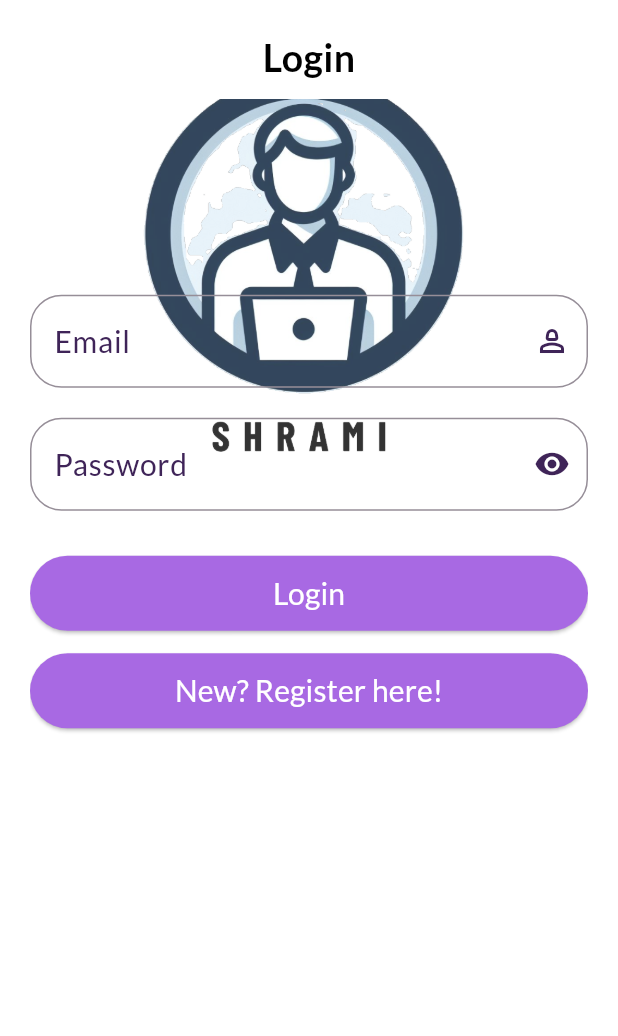
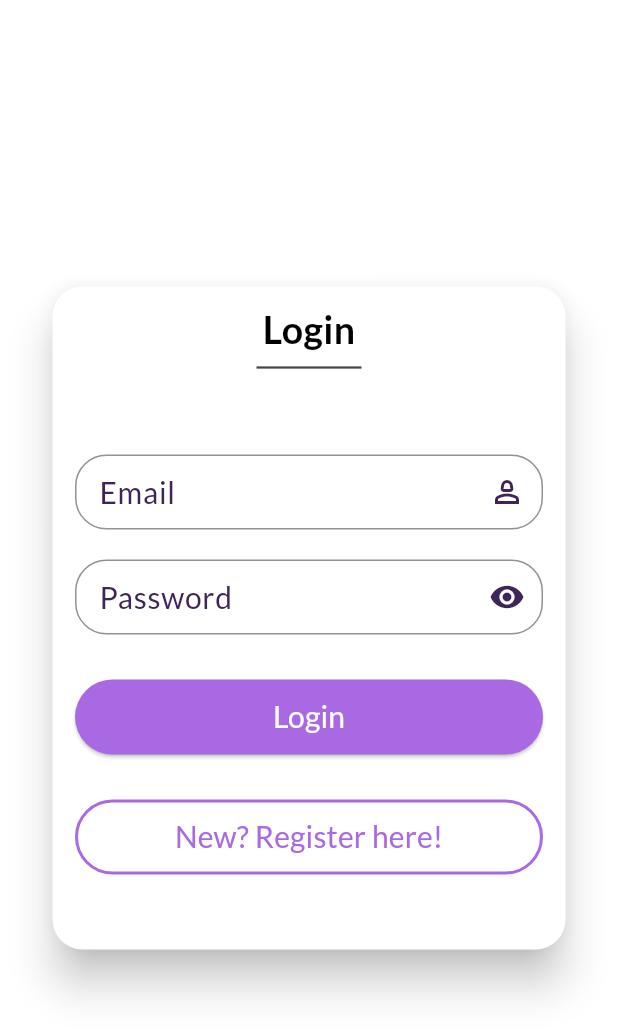
Before and after one commit to ayruvedaAvi/Project-II, a Flutter app: the screen it shows after launch, on a phone screen of 412 x 824 dp. Shown: the top 1036 px of the screen. Run offline on Flutter 3.47's test engine with Material 3 defaults, Android fonts, the phone set to English and light mode, and no system bars; our stand-ins replace curved_navigation_bar, dio, get, google_fonts, image_picker, jwt_decoder and 1 more.

```diff
--- a/flutter_project/lib/screens/splash_screen.dart
+++ b/flutter_project/lib/screens/splash_screen.dart
@@ -1,6 +1,7 @@
 import 'package:flutter/material.dart';
 import 'package:flutter_project/screens/base_screen.dart';
-import 'package:flutter_project/screens/login_screen.dart';
+// import 'package:flutter_project/screens/login_screen.dart';
+import 'package:flutter_project/screens/test.dart';
 import 'package:flutter_project/utils/shared_preferences/shared_preference.dart';
 import 'package:get/get.dart';
 import 'package:jwt_decoder/jwt_decoder.dart';
@@ -47,7 +48,7 @@ class _SplashScreenState extends State<SplashScreen>
                   initalIndex: 0,
                 ));
           } else {
-            Get.off(() => const LoginScreen());
+            Get.off(() => const Test());
           }
         }
       },
--- /dev/null
+++ b/flutter_project/lib/screens/test.dart
@@ -0,0 +1,167 @@
+import 'package:flutter/material.dart';
+import 'package:flutter_project/controllers/login_controller.dart';
+import 'package:flutter_project/screens/register_screen.dart';
+import 'package:flutter_project/widgets/custom_text_form_field.dart';
+
+import 'package:get/get.dart';
+
+class Test extends StatefulWidget {
+  const Test({super.key});
+
+  @override
+  State<Test> createState() => _TestState();
+}
+
+class _TestState extends State<Test> {
+  final _formKey = GlobalKey<FormState>();
+  final loginController = Get.put(LoginController());
+
+  @override
+  Widget build(BuildContext context) {
+    return SafeArea(
+      child: Scaffold(
+        // backgroundColor: Theme.of(context).colorScheme.primary,
+        backgroundColor: Colors.white,
+        body: Center(
+          child: SizedBox(
+            height: 450,
+            width: 350,
+            child: Card(
+              elevation: 12,
+              shape: RoundedRectangleBorder(
+                borderRadius: BorderRadius.circular(20.0),
+              ),
+              color: Colors.white,
+              child: Padding(
+                padding: const EdgeInsets.only(right: 15, left: 15),
+                child: Column(
+                  children: [
+                    const SizedBox(height: 10),
+                    const Text(
+                      'Login',
+                      style: TextStyle(
+                        fontSize: 25,
+                        color: Colors.black,
+                        fontWeight: FontWeight.bold,
+                      ),
+                    ),
+                    const SizedBox(width: 70, child: Divider(thickness: 1.5)),
+                    Form(
+                      key: _formKey,
+                      child: Obx(
+                        () => Column(
+                          mainAxisAlignment: MainAxisAlignment.center,
+                          children: [
+                            const SizedBox(height: 50),
+                            SizedBox(
+                              height: 50,
+                              child: CustomTextFormField(
+                                keyType: TextInputType.emailAddress,
+                                controller: loginController.emailController,
+                                validator: (value) {
+                                  if (value == null ||
+                                      value.isEmpty ||
+                                      !value.isEmail) {
+                                    return 'Please enter a valid email address';
+                                  }
+                                  return null;
+                                },
+                                labelText: 'Email',
+                                hintText: 'Enter your email',
+                                suffixIcon: const Icon(Icons.person_2_outlined),
+                              ),
+                            ),
+                            const SizedBox(height: 20),
+                            SizedBox(
+                              height: 50,
+                              child: CustomTextFormField(
+                                keyType: TextInputType.visiblePassword,
+                                controller: loginController.passwordController,
+                                obscureText: true,
+                                validator: (value) {
+                                  if (value == null || value.isEmpty) {
+                                    return 'Please enter a password';
+                                  } else {
+                                    if (value.length < 6) {
+                                      return 'Password must be at least 6 characters long';
+                                    }
+                                  }
+                                  return null;
+                                },
+                                labelText: 'Password',
+                                hintText: 'Enter your password',
+                              ),
+                            ),
+                            const SizedBox(height: 30),
+                            SizedBox(
+                              height: 50,
+                              width: double.infinity,
+                              child: ElevatedButton(
+                                style: ElevatedButton.styleFrom(
+                                  foregroundColor:
+                                      // Theme.of(context).colorScheme.primary,
+                                      Colors.white,
+                                  backgroundColor:
+                                      // Theme.of(context).colorScheme.onPrimary,
+                                      const Color.fromARGB(255, 168, 105, 227),
+                                ),
+                                onPressed: () {
+                                  loginController.isLoading.value = true;
+                                  if (_formKey.currentState!.validate()) {
+                                    loginController.login();
+                                  }
+                                  return;
+                                },
+                                child: loginController.isLoading.value
+                                    ? const CircularProgressIndicator()
+                                    : const Text(
+                                        'Login',
+                                        style: TextStyle(
+                                          fontSize: 20,
+                                        ),
+                                      ),
+                              ),
+                            ),
+                            const SizedBox(
+                              height: 30,
+                            ),
+                            SizedBox(
+                              height: 50,
+                              width: double.infinity,
+                              child: OutlinedButton(
+                                style: OutlinedButton.styleFrom(
+                                  shape: const StadiumBorder(),
+                                  side: const BorderSide(
+                                      width: 2,
+                                      color:
+                                          Color.fromARGB(255, 168, 105, 227)),
+                                  foregroundColor:
+                                      const Color.fromARGB(255, 168, 105, 227),
+                                ),
+                                onPressed: () {
+                                  Get.to(() => const SignupScreen());
+                                },
+                                child: loginController.isLoading.value
+                                    ? const CircularProgressIndicator()
+                                    : const Text(
+                                        'New? Register here!',
+                                        style: TextStyle(
+                                          fontSize: 20,
+                                        ),
+                                      ),
+                              ),
+                            ),
+                          ],
+                        ),
+                      ),
+                    ),
+                  ],
+                ),
+              ),
+            ),
+          ),
+        ),
+      ),
+    );
+  }
+}
--- a/flutter_project/lib/widgets/custom_postcard.dart
+++ b/flutter_project/lib/widgets/custom_postcard.dart
@@ -31,10 +31,6 @@ class _CustomPostcardState extends State<CustomPostcard> {
             subtitle: const Text(
               "10 hours ago",
               style: TextStyle(color: Colors.black45),
-            ),
-            trailing: const Icon(
-              Icons.more_vert,
-              color: Colors.black,
             ),
           ),
           Padding(
```
Also changed, not shown: flutter_project/assets/jsonFile/userdetails.json (+103 -23 lines).
